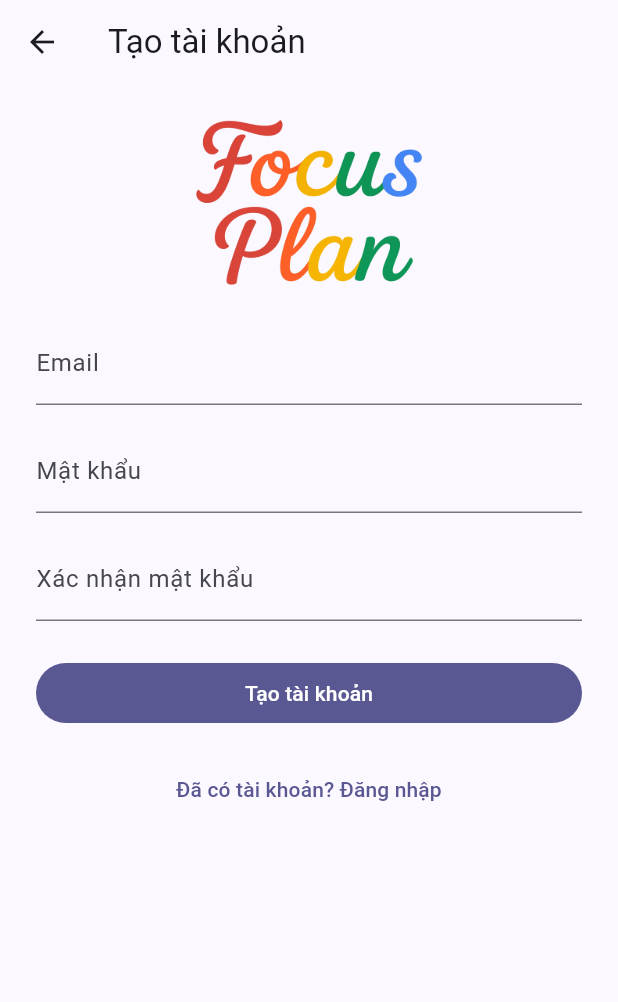
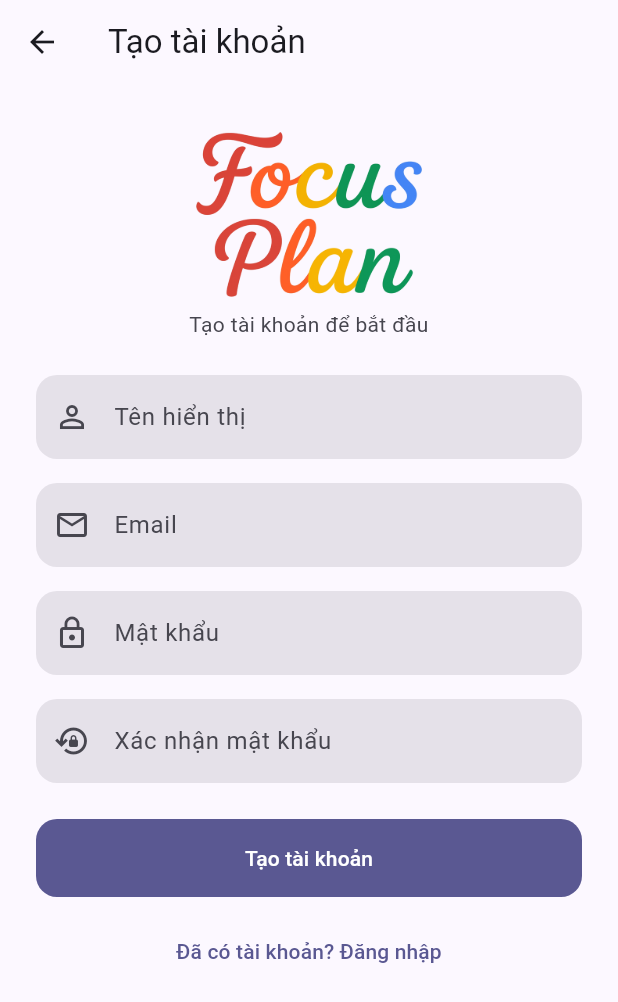
Before and after one commit to VoTrongHoang-Dyor/Focus-Plan, a Flutter app: the screen it shows after launch, after a tap on "Đăng nhập", after a tap on "Chưa có tài khoản? Tạo tài khoản", on a phone screen of 412 x 824 dp. Shown: the top 1002 px of the screen. Run offline on Flutter 3.47's test engine with Material 3 defaults, Android fonts, the phone set to English and light mode, and no system bars; our stand-ins replace shared_preferences.

Commit message:
feat(demo): username khi Sign Up + personalize Home + polish auth
- SessionService: thêm key userName; signIn(email, {name}) lưu tên khi có;
  getName(); helper displayName(name,email) (fallback = phần trước @ của email).
- Sign Up: thêm field "Tên hiển thị" (required) + lưu qua SessionService;
  truyền displayName tới HomeScreen. Bọc form trong SingleChildScrollView.
- Xuyên displayName qua 3 call-site HomeScreen (SignUp/SignIn/Splash); SignIn &
  Splash đọc tên đã lưu. HomeScreen thêm tham số displayName (required).
- Home: greeting cá nhân hoá "Xin chào, <tên>" + bong bóng thoại mascot; mascot
  greeting tăng 48→64.
- Polish auth (widgets/auth_style.dart): input filled bo góc + prefix icon, nút
  CTA cao bo góc, thêm subtitle — áp đồng bộ Sign In & Sign Up.

Co-Authored-By: Claude Opus 4.8 <noreply@anthropic.com>

```diff
--- a/focus_plan_ui_demo/lib/screens/sign_in_screen.dart
+++ b/focus_plan_ui_demo/lib/screens/sign_in_screen.dart
@@ -1,6 +1,7 @@
 import 'package:flutter/material.dart';
 
 import '../services/session_service.dart';
+import '../widgets/auth_style.dart';
 import '../widgets/brand.dart';
 import 'home_screen.dart';
 import 'sign_up_screen.dart';
@@ -42,9 +43,15 @@ class _SignInScreenState extends State<SignInScreen> {
     if (!_formKey.currentState!.validate()) return;
     final email = _emailController.text.trim();
     await SessionService.signIn(email);
+    final name = await SessionService.getName();
     if (!mounted) return;
     Navigator.of(context).pushAndRemoveUntil(
-      MaterialPageRoute(builder: (_) => HomeScreen(email: email)),
+      MaterialPageRoute(
+        builder: (_) => HomeScreen(
+          email: email,
+          displayName: SessionService.displayName(name, email),
+        ),
+      ),
       (route) => false,
     );
   }
@@ -62,28 +69,41 @@ class _SignInScreenState extends State<SignInScreen> {
               crossAxisAlignment: CrossAxisAlignment.stretch,
               children: [
                 const BrandLogo(height: 120),
-                const SizedBox(height: 24),
-                Text('Đăng nhập', style: Theme.of(context).textTheme.headlineMedium),
-                const SizedBox(height: 32),
+                const SizedBox(height: 16),
+                Text(
+                  'Đăng nhập',
+                  textAlign: TextAlign.center,
+                  style: Theme.of(context).textTheme.headlineMedium,
+                ),
+                const SizedBox(height: 4),
+                Text(
+                  'Chào mừng bạn quay lại',
+                  textAlign: TextAlign.center,
+                  style: Theme.of(context).textTheme.bodyMedium?.copyWith(
+                    color: Theme.of(context).colorScheme.onSurfaceVariant,
+                  ),
+                ),
+                const SizedBox(height: 28),
                 TextFormField(
                   controller: _emailController,
                   keyboardType: TextInputType.emailAddress,
-                  decoration: const InputDecoration(labelText: 'Email'),
+                  decoration: authInputDecoration('Email', icon: Icons.mail_outline),
                   validator: _validateEmail,
                 ),
                 const SizedBox(height: 16),
                 TextFormField(
                   controller: _passwordController,
                   obscureText: true,
-                  decoration: const InputDecoration(labelText: 'Mật khẩu'),
+                  decoration: authInputDecoration('Mật khẩu', icon: Icons.lock_outline),
                   validator: _validatePassword,
                 ),
                 const SizedBox(height: 24),
                 FilledButton(
                   onPressed: _submit,
+                  style: authButtonStyle,
                   child: const Text('Đăng nhập'),
                 ),
-                const SizedBox(height: 16),
+                const SizedBox(height: 12),
                 TextButton(
                   onPressed: () {
                     Navigator.of(context).push(
--- a/focus_plan_ui_demo/lib/screens/sign_up_screen.dart
+++ b/focus_plan_ui_demo/lib/screens/sign_up_screen.dart
@@ -1,6 +1,7 @@
 import 'package:flutter/material.dart';
 
 import '../services/session_service.dart';
+import '../widgets/auth_style.dart';
 import '../widgets/brand.dart';
 import 'home_screen.dart';
 
@@ -13,16 +14,23 @@ class SignUpScreen extends StatefulWidget {
 
 class _SignUpScreenState extends State<SignUpScreen> {
   final _formKey = GlobalKey<FormState>();
+  final _nameController = TextEditingController();
   final _emailController = TextEditingController();
   final _passwordController = TextEditingController();
   final _confirmController = TextEditingController();
 
   @override
   void dispose() {
+    _nameController.dispose();
     _emailController.dispose();
     _passwordController.dispose();
     _confirmController.dispose();
     super.dispose();
+  }
+
+  String? _validateName(String? value) {
+    if (value == null || value.trim().isEmpty) return 'Nhập tên hiển thị';
+    return null;
   }
 
   String? _validateEmail(String? value) {
@@ -47,10 +55,16 @@ class _SignUpScreenState extends State<SignUpScreen> {
   Future<void> _submit() async {
     if (!_formKey.currentState!.validate()) return;
     final email = _emailController.text.trim();
-    await SessionService.signIn(email);
+    final name = _nameController.text.trim();
+    await SessionService.signIn(email, name: name);
     if (!mounted) return;
     Navigator.of(context).pushAndRemoveUntil(
-      MaterialPageRoute(builder: (_) => HomeScreen(email: email)),
+      MaterialPageRoute(
+        builder: (_) => HomeScreen(
+          email: email,
+          displayName: SessionService.displayName(name, email),
+        ),
+      ),
       (route) => false,
     );
   }
@@ -62,39 +76,57 @@ class _SignUpScreenState extends State<SignUpScreen> {
       body: SafeArea(
         child: Padding(
           padding: const EdgeInsets.all(24),
+          child: SingleChildScrollView(
             child: Form(
               key: _formKey,
               child: Column(
                 crossAxisAlignment: CrossAxisAlignment.stretch,
                 children: [
+                  const SizedBox(height: 8),
                   const BrandLogo(height: 110),
+                  const SizedBox(height: 8),
+                  Text(
+                    'Tạo tài khoản để bắt đầu',
+                    textAlign: TextAlign.center,
+                    style: Theme.of(context).textTheme.bodyMedium?.copyWith(
+                      color: Theme.of(context).colorScheme.onSurfaceVariant,
+                    ),
+                  ),
                   const SizedBox(height: 24),
+                  TextFormField(
+                    controller: _nameController,
+                    textCapitalization: TextCapitalization.words,
+                    decoration: authInputDecoration('Tên hiển thị', icon: Icons.person_outline),
+                    validator: _validateName,
+                  ),
+                  const SizedBox(height: 16),
                   TextFormField(
                     controller: _emailController,
                     keyboardType: TextInputType.emailAddress,
-                  decoration: const InputDecoration(labelText: 'Email'),
+                    decoration: authInputDecoration('Email', icon: Icons.mail_outline),
                     validator: _validateEmail,
                   ),
                   const SizedBox(height: 16),
                   TextFormField(
                     controller: _passwordController,
                     obscureText: true,
-                  decoration: const InputDecoration(labelText: 'Mật khẩu'),
+                    decoration: authInputDecoration('Mật khẩu', icon: Icons.lock_outline),
                     validator: _validatePassword,
                   ),
                   const SizedBox(height: 16),
                   TextFormField(
                     controller: _confirmController,
                     obscureText: true,
-                  decoration: const InputDecoration(labelText: 'Xác nhận mật khẩu'),
+                    decoration: authInputDecoration('Xác nhận mật khẩu', icon: Icons.lock_reset_outlined),
                     validator: _validateConfirm,
                   ),
                   const SizedBox(height: 24),
                   FilledButton(
                     onPressed: _submit,
+                    style: authButtonStyle,
                     child: const Text('Tạo tài khoản'),
                   ),
-                const SizedBox(height: 16),
+                  const SizedBox(height: 12),
                   TextButton(
                     onPressed: () => Navigator.of(context).pop(),
                     child: const Text('Đã có tài khoản? Đăng nhập'),
@@ -104,6 +136,7 @@ class _SignUpScreenState extends State<SignUpScreen> {
             ),
           ),
         ),
+      ),
     );
   }
 }
--- a/focus_plan_ui_demo/lib/screens/splash_screen.dart
+++ b/focus_plan_ui_demo/lib/screens/splash_screen.dart
@@ -23,10 +23,16 @@ class _SplashScreenState extends State<SplashScreen> {
     final loggedIn = await SessionService.isLoggedIn();
     if (!mounted) return;
     if (loggedIn) {
-      final email = await SessionService.getEmail();
+      final email = await SessionService.getEmail() ?? '';
+      final name = await SessionService.getName();
       if (!mounted) return;
       Navigator.of(context).pushReplacement(
-        MaterialPageRoute(builder: (_) => HomeScreen(email: email ?? '')),
+        MaterialPageRoute(
+          builder: (_) => HomeScreen(
+            email: email,
+            displayName: SessionService.displayName(name, email),
+          ),
+        ),
       );
     } else {
       Navigator.of(context).pushReplacement(
--- /dev/null
+++ b/focus_plan_ui_demo/lib/widgets/auth_style.dart
@@ -0,0 +1,22 @@
+import 'package:flutter/material.dart';
+
+/// Style input dùng chung cho màn Sign In / Sign Up (filled, bo góc, prefix icon)
+/// — polish nhất quán trong Material 3 theme sẵn có.
+InputDecoration authInputDecoration(String label, {IconData? icon, String? hint}) {
+  return InputDecoration(
+    labelText: label,
+    hintText: hint,
+    prefixIcon: icon == null ? null : Icon(icon),
+    filled: true,
+    border: OutlineInputBorder(
+      borderRadius: BorderRadius.circular(14),
+      borderSide: BorderSide.none,
+    ),
+  );
+}
+
+/// Style nút CTA chính của màn auth (cao, bo góc).
+final ButtonStyle authButtonStyle = FilledButton.styleFrom(
+  minimumSize: const Size.fromHeight(52),
+  shape: RoundedRectangleBorder(borderRadius: BorderRadius.circular(14)),
+);
```
Also changed, not shown: focus_plan_ui_demo/lib/screens/home_screen.dart (+48 -3 lines), focus_plan_ui_demo/lib/services/session_service.dart (+20 -1 lines). Lines whose indentation alone changed are shown as unchanged.
